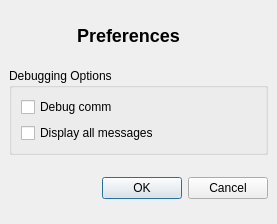
The window that bacula/src/qt-console/prefs.ui (rkorzeniewski/bacula) describes before a commit, drawn with Qt 5.
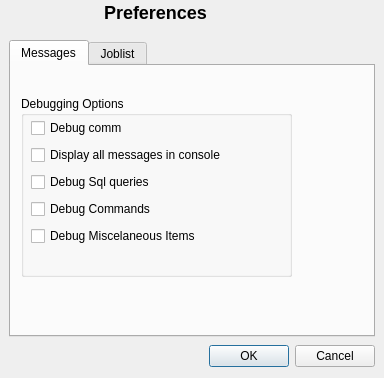
The same window after the commit. The open tabs and pages were chosen to show the change. Icons and pictures are not drawn.

Commit message: This commit puts prefences for debuggin output and prefences for the joblist with the 2 checkboxes and 2 spinboxes for limiting the output from the sql statement.

```diff
--- a/bacula/src/qt-console/prefs.ui
+++ b/bacula/src/qt-console/prefs.ui
@@ -5,8 +5,8 @@
    <rect>
     <x>0</x>
     <y>0</y>
-    <width>277</width>
-    <height>224</height>
+    <width>384</width>
+    <height>378</height>
    </rect>
   </property>
   <property name="sizePolicy" >
@@ -23,15 +23,106 @@
   <property name="windowIcon" >
    <iconset>images/bat.png</iconset>
   </property>
-  <layout class="QGridLayout" >
-   <property name="margin" >
-    <number>9</number>
+  <widget class="QDialogButtonBox" name="buttonBox" >
+   <property name="geometry" >
+    <rect>
+     <x>9</x>
+     <y>343</y>
+     <width>366</width>
+     <height>26</height>
+    </rect>
    </property>
-   <property name="spacing" >
-    <number>6</number>
+   <property name="orientation" >
+    <enum>Qt::Horizontal</enum>
    </property>
-   <item row="1" column="0" >
+   <property name="standardButtons" >
+    <set>QDialogButtonBox::Cancel|QDialogButtonBox::NoButton|QDialogButtonBox::Ok</set>
+   </property>
+  </widget>
+  <widget class="QWidget" name="layoutWidget" >
+   <property name="geometry" >
+    <rect>
+     <x>0</x>
+     <y>0</y>
+     <width>310</width>
+     <height>25</height>
+    </rect>
+   </property>
+   <layout class="QHBoxLayout" >
+    <property name="margin" >
+     <number>0</number>
+    </property>
+    <property name="spacing" >
+     <number>6</number>
+    </property>
+    <item>
+     <spacer>
+      <property name="orientation" >
+       <enum>Qt::Horizontal</enum>
+      </property>
+      <property name="sizeHint" >
+       <size>
+        <width>81</width>
+        <height>20</height>
+       </size>
+      </property>
+     </spacer>
+    </item>
+    <item>
+     <widget class="QLabel" name="label" >
+      <property name="sizePolicy" >
+       <sizepolicy>
+        <hsizetype>5</hsizetype>
+        <vsizetype>0</vsizetype>
+        <horstretch>0</horstretch>
+        <verstretch>0</verstretch>
+       </sizepolicy>
+      </property>
+      <property name="text" >
+       <string>&lt;h2>Preferences&lt;/h2></string>
+      </property>
+     </widget>
+    </item>
+    <item>
+     <spacer>
+      <property name="orientation" >
+       <enum>Qt::Horizontal</enum>
+      </property>
+      <property name="sizeHint" >
+       <size>
+        <width>101</width>
+        <height>20</height>
+       </size>
+      </property>
+     </spacer>
+    </item>
+   </layout>
+  </widget>
+  <widget class="QTabWidget" name="tabWidget" >
+   <property name="geometry" >
+    <rect>
+     <x>9</x>
+     <y>40</y>
+     <width>366</width>
+     <height>297</height>
+    </rect>
+   </property>
+   <property name="currentIndex" >
+    <number>1</number>
+   </property>
+   <widget class="QWidget" name="tab" >
+    <attribute name="title" >
+     <string>Messages</string>
+    </attribute>
     <widget class="QGroupBox" name="groupBox" >
+     <property name="geometry" >
+      <rect>
+       <x>10</x>
+       <y>30</y>
+       <width>271</width>
+       <height>181</height>
+      </rect>
+     </property>
      <property name="sizePolicy" >
       <sizepolicy>
        <hsizetype>5</hsizetype>
@@ -43,14 +134,93 @@
      <property name="title" >
       <string>Debugging Options</string>
      </property>
-     <layout class="QHBoxLayout" >
+     <widget class="QWidget" name="layoutWidget" >
+      <property name="geometry" >
+       <rect>
+        <x>10</x>
+        <y>21</y>
+        <width>241</width>
+        <height>131</height>
+       </rect>
+      </property>
+      <layout class="QGridLayout" >
+       <property name="margin" >
+        <number>0</number>
+       </property>
+       <property name="spacing" >
+        <number>6</number>
+       </property>
+       <item row="0" column="0" >
+        <widget class="QCheckBox" name="commDebug" >
+         <property name="text" >
+          <string>Debug comm</string>
+         </property>
+        </widget>
+       </item>
+       <item row="1" column="0" >
+        <widget class="QCheckBox" name="displayAll" >
+         <property name="text" >
+          <string>Display all messages in console</string>
+         </property>
+        </widget>
+       </item>
+       <item row="3" column="0" >
+        <widget class="QCheckBox" name="commandDebug" >
+         <property name="text" >
+          <string>Debug Commands</string>
+         </property>
+        </widget>
+       </item>
+       <item row="2" column="0" >
+        <widget class="QCheckBox" name="sqlDebug" >
+         <property name="text" >
+          <string>Debug Sql queries</string>
+         </property>
+        </widget>
+       </item>
+       <item row="4" column="0" >
+        <widget class="QCheckBox" name="miscDebug" >
+         <property name="text" >
+          <string>Debug Miscelaneous Items</string>
+         </property>
+        </widget>
+       </item>
+      </layout>
+     </widget>
+    </widget>
+   </widget>
+   <widget class="QWidget" name="tab_2" >
+    <attribute name="title" >
+     <string>Joblist</string>
+    </attribute>
+    <widget class="QGroupBox" name="groupBox_2" >
+     <property name="geometry" >
+      <rect>
+       <x>9</x>
+       <y>62</y>
+       <width>301</width>
+       <height>146</height>
+      </rect>
+     </property>
+     <property name="sizePolicy" >
+      <sizepolicy>
+       <hsizetype>5</hsizetype>
+       <vsizetype>0</vsizetype>
+       <horstretch>0</horstretch>
+       <verstretch>0</verstretch>
+      </sizepolicy>
+     </property>
+     <property name="title" >
+      <string>Jolist Limit Options</string>
+     </property>
+     <layout class="QGridLayout" >
       <property name="margin" >
        <number>9</number>
       </property>
       <property name="spacing" >
        <number>6</number>
       </property>
-      <item>
+      <item row="0" column="0" >
        <layout class="QGridLayout" >
         <property name="margin" >
          <number>0</number>
@@ -59,16 +229,22 @@
          <number>6</number>
         </property>
         <item row="1" column="0" >
-         <widget class="QCheckBox" name="displayAll" >
-          <property name="text" >
-           <string>Display all messages</string>
+         <widget class="QSpinBox" name="recordSpinBox" >
+          <property name="maximum" >
+           <number>10000</number>
+          </property>
+          <property name="minimum" >
+           <number>1</number>
+          </property>
+          <property name="singleStep" >
+           <number>25</number>
           </property>
          </widget>
         </item>
         <item row="0" column="0" >
-         <widget class="QCheckBox" name="commDebug" >
+         <widget class="QCheckBox" name="recordLimit" >
           <property name="text" >
-           <string>Debug comm</string>
+           <string>Record Limit</string>
           </property>
          </widget>
         </item>
@@ -76,69 +252,8 @@
       </item>
      </layout>
     </widget>
-   </item>
-   <item row="2" column="0" >
-    <widget class="QDialogButtonBox" name="buttonBox" >
-     <property name="orientation" >
-      <enum>Qt::Horizontal</enum>
-     </property>
-     <property name="standardButtons" >
-      <set>QDialogButtonBox::Cancel|QDialogButtonBox::NoButton|QDialogButtonBox::Ok</set>
-     </property>
-    </widget>
-   </item>
-   <item row="0" column="0" >
-    <layout class="QHBoxLayout" >
-     <property name="margin" >
-      <number>0</number>
-     </property>
-     <property name="spacing" >
-      <number>6</number>
-     </property>
-     <item>
-      <spacer>
-       <property name="orientation" >
-        <enum>Qt::Horizontal</enum>
-       </property>
-       <property name="sizeHint" >
-        <size>
-         <width>81</width>
-         <height>20</height>
-        </size>
-       </property>
-      </spacer>
-     </item>
-     <item>
-      <widget class="QLabel" name="label" >
-       <property name="sizePolicy" >
-        <sizepolicy>
-         <hsizetype>5</hsizetype>
-         <vsizetype>0</vsizetype>
-         <horstretch>0</horstretch>
-         <verstretch>0</verstretch>
-        </sizepolicy>
-       </property>
-       <property name="text" >
-        <string>&lt;h2>Preferences&lt;/h2></string>
-       </property>
-      </widget>
-     </item>
-     <item>
-      <spacer>
-       <property name="orientation" >
-        <enum>Qt::Horizontal</enum>
-       </property>
-       <property name="sizeHint" >
-        <size>
-         <width>101</width>
-         <height>20</height>
-        </size>
-       </property>
-      </spacer>
-     </item>
-    </layout>
-   </item>
-  </layout>
+   </widget>
+  </widget>
  </widget>
  <resources/>
  <connections>
```
Left out of the diff: 20 changed lines with no effect on the pictures. The commit also changes 18 other files.
